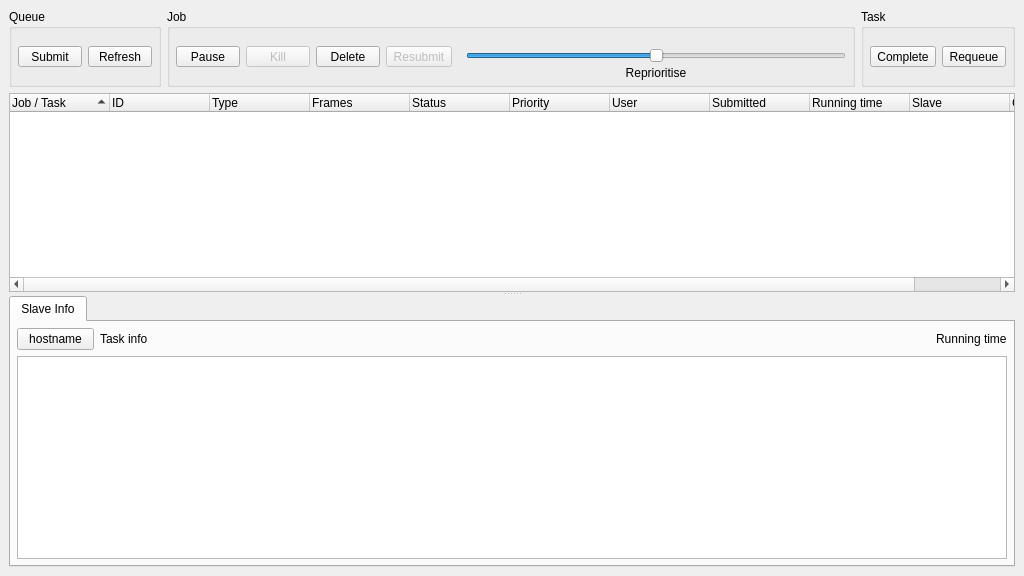
Above: core/ui/render_queue_ui.ui from mjbonnington/icarus-gps before the change. Below: the same form after it.
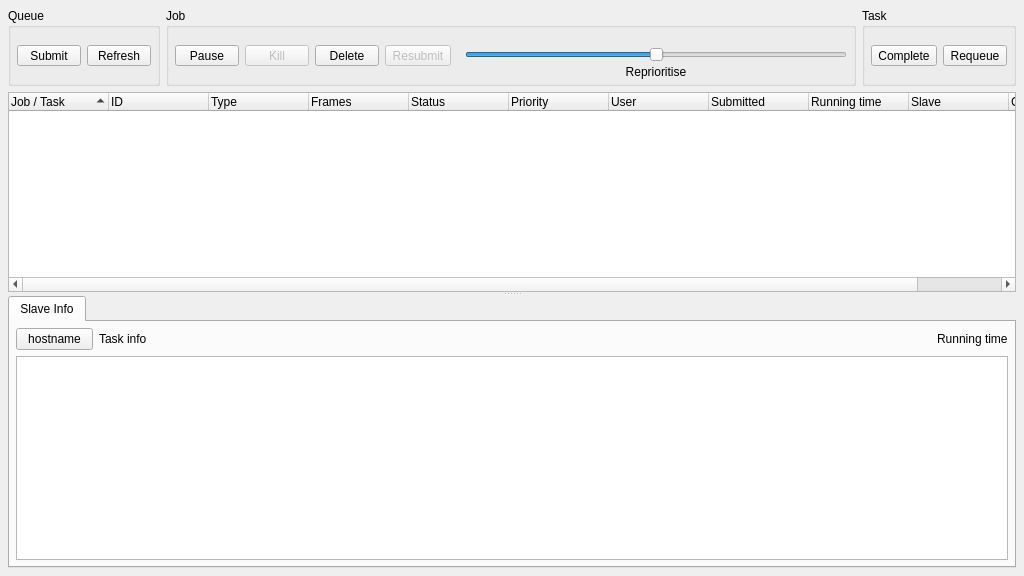
That is the form after the change. Icons and pictures are not drawn.

```diff
--- a/core/ui/render_queue_ui.ui
+++ b/core/ui/render_queue_ui.ui
@@ -15,6 +15,9 @@
   </property>
   <widget class="QWidget" name="centralwidget">
    <layout class="QVBoxLayout" name="verticalLayout_5">
+    <property name="margin">
+     <number>8</number>
+    </property>
     <item>
      <widget class="QFrame" name="renderQueueToolbar_frame">
       <property name="frameShape">
```
